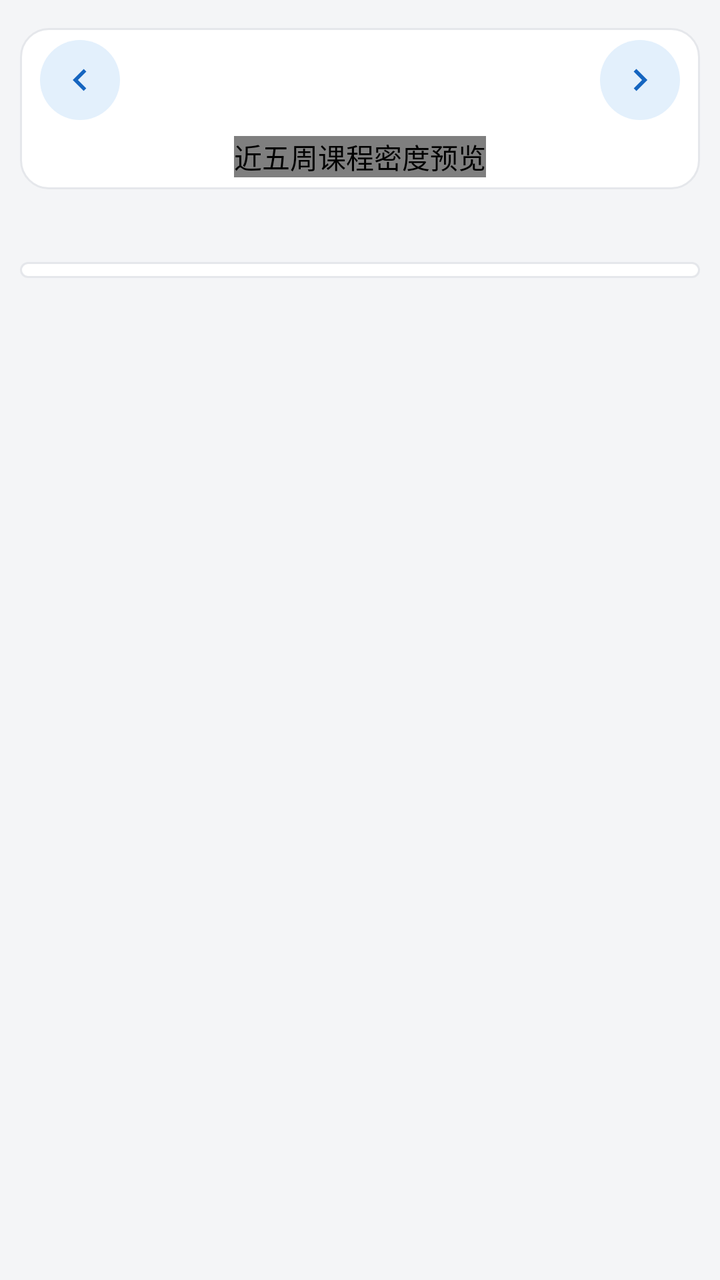
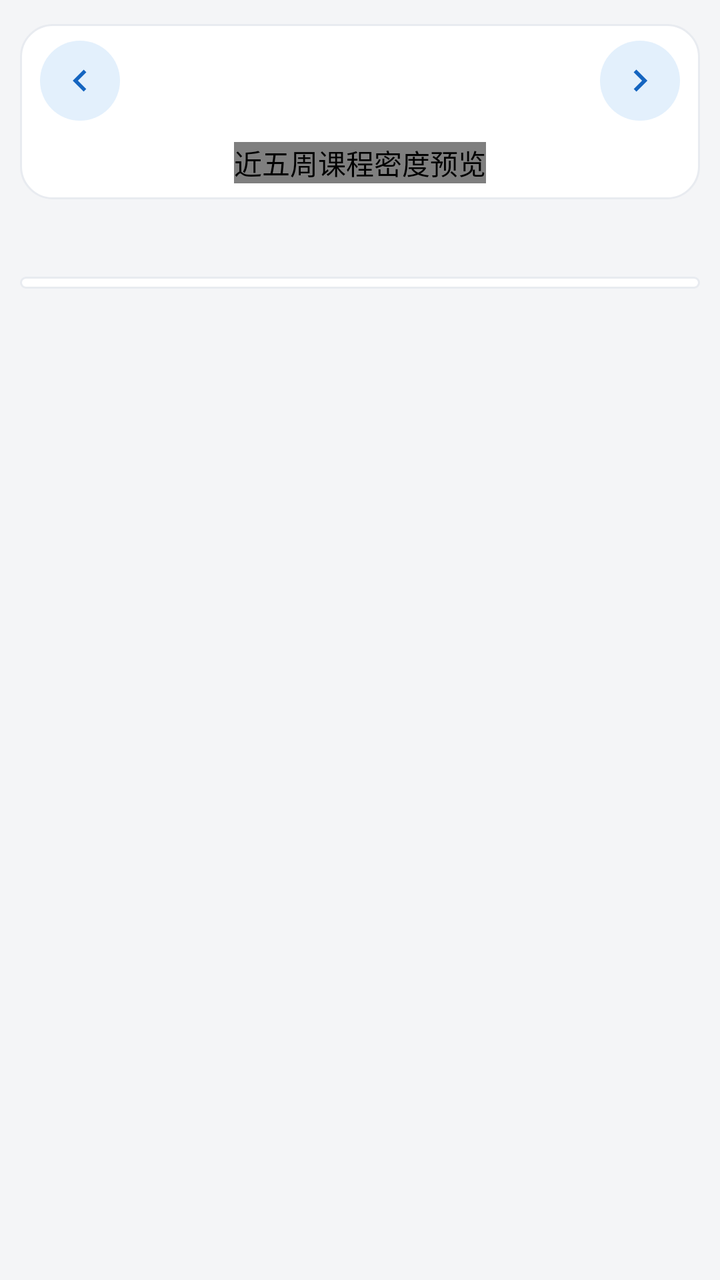

An Android layout rendered at two revisions. The XML below is the earlier revision; the diff shows what the commit changed to produce the second picture.
<!-- AndroidManifest.xml: application theme Theme.Timetable -->
<!-- res/layout/fragment_week.xml -->
<?xml version="1.0" encoding="utf-8"?>
<LinearLayout xmlns:android="http://schemas.android.com/apk/res/android"
    android:layout_width="match_parent"
    android:layout_height="match_parent"
    android:orientation="vertical"
    android:paddingHorizontal="10dp"
    android:paddingVertical="14dp">

    
    <LinearLayout
        android:layout_width="match_parent"
        android:layout_height="wrap_content"
        android:background="@drawable/bg_card"
        android:orientation="vertical"
        android:paddingHorizontal="10dp"
        android:paddingVertical="6dp">

        <LinearLayout
            android:layout_width="match_parent"
            android:layout_height="wrap_content"
            android:gravity="center_vertical"
            android:orientation="horizontal">

            <ImageButton
                android:id="@+id/btnPrevWeek"
                style="@style/NavIconButton"
                android:contentDescription="上一周"
                android:src="@drawable/ic_chevron_left" />

            <LinearLayout
                android:layout_width="0dp"
                android:layout_height="wrap_content"
                android:layout_weight="1"
                android:gravity="center"
                android:orientation="vertical">

                <TextView
                    android:id="@+id/tvWeek"
                    android:layout_width="wrap_content"
                    android:layout_height="wrap_content"
                    android:textSize="18sp"
                    android:textStyle="bold"
                    android:textColor="@color/text_primary" />

                <TextView
                    android:id="@+id/tvWeekRange"
                    android:layout_width="wrap_content"
                    android:layout_height="wrap_content"
                    android:textSize="11sp"
                    android:textColor="@color/text_secondary" />
            </LinearLayout>

            <ImageButton
                android:id="@+id/btnNextWeek"
                style="@style/NavIconButton"
                android:contentDescription="下一周"
                android:src="@drawable/ic_chevron_right" />
        </LinearLayout>

        
        <com.yxz.timetable.ui.WeekDotsView
            android:id="@+id/weekDots"
            android:layout_width="wrap_content"
            android:layout_height="wrap_content"
            android:layout_gravity="center_horizontal"
            android:layout_marginTop="8dp"
            android:contentDescription="近五周课程密度预览" />
    </LinearLayout>

    <TextView
        android:id="@+id/tvDayTypeHint"
        android:layout_width="match_parent"
        android:layout_height="wrap_content"
        android:layout_marginTop="10dp"
        android:paddingHorizontal="4dp"
        android:textSize="12sp"
        android:textColor="@color/text_secondary" />

    <ScrollView
        android:layout_width="match_parent"
        android:layout_height="0dp"
        android:layout_marginTop="10dp"
        android:layout_weight="1">

        <LinearLayout
            android:id="@+id/gridContainer"
            android:layout_width="match_parent"
            android:layout_height="wrap_content"
            android:background="@drawable/bg_card"
            android:orientation="vertical"
            android:padding="4dp" />
    </ScrollView>

</LinearLayout>
<!-- resources referenced by this layout -->
<resources>
  <color name="text_primary">#16181C</color>
  <color name="text_secondary">#6B7280</color>
  <!-- drawable bg_card (drawable) -->
  <?xml version="1.0" encoding="utf-8"?>
  <shape xmlns:android="http://schemas.android.com/apk/res/android"
      android:shape="rectangle">
      <solid android:color="@color/card_bg" />
      <corners android:radius="14dp" />
      <stroke
          android:width="1dp"
          android:color="@color/divider" />
  </shape>
  <!-- drawable ic_chevron_left (drawable) -->
  <?xml version="1.0" encoding="utf-8"?>
  <vector xmlns:android="http://schemas.android.com/apk/res/android"
      android:width="24dp"
      android:height="24dp"
      android:viewportWidth="24"
      android:viewportHeight="24">
      <path
          android:fillColor="#FF000000"
          android:pathData="M15.41,7.41L14,6l-6,6 6,6 1.41,-1.41L10.83,12z" />
  </vector>
  <!-- drawable ic_chevron_right (drawable) -->
  <?xml version="1.0" encoding="utf-8"?>
  <vector xmlns:android="http://schemas.android.com/apk/res/android"
      android:width="24dp"
      android:height="24dp"
      android:viewportWidth="24"
      android:viewportHeight="24">
      <path
          android:fillColor="#FF000000"
          android:pathData="M10,6L8.59,7.41 13.17,12l-4.58,4.59L10,18l6,-6z" />
  </vector>
  <style name="NavIconButton">
          <item name="android:layout_width">40dp</item>
          <item name="android:layout_height">40dp</item>
          <item name="android:background">@drawable/bg_nav_button</item>
          <item name="android:padding">9dp</item>
          <item name="android:scaleType">fitCenter</item>
          <item name="android:tint">?attr/accentColor</item>
      </style>
  <style name="Theme.Timetable" parent="Theme.Material3.DayNight.NoActionBar">
          <item name="android:windowBackground">@color/app_bg</item>
  
          
          <item name="accentColor">@color/accent_blue</item>
          <item name="accentSoftColor">@color/accent_soft_blue</item>
  
          
          <item name="colorPrimary">@color/accent_blue</item>
      </style>
  <color name="card_bg">#FFFFFF</color>
  <color name="divider">#E5E7EB</color>
  <!-- drawable bg_nav_button (drawable) -->
  <?xml version="1.0" encoding="utf-8"?>
  <shape xmlns:android="http://schemas.android.com/apk/res/android"
      android:shape="oval">
      <solid android:color="?attr/accentSoftColor" />
  </shape>
  <color name="app_bg">#F4F5F7</color>
  <color name="accent_blue">#1565C0</color>
  <color name="accent_soft_blue">#E3F0FC</color>
</resources>

<!-- the commit's change to res/layout/fragment_week.xml (unified diff, before → after) -->
@@ -4,7 +4,8 @@
     android:layout_height="match_parent"
     android:orientation="vertical"
     android:paddingHorizontal="10dp"
-    android:paddingVertical="14dp">
+    android:paddingTop="12dp"
+    android:paddingBottom="14dp">
 
     
     <LinearLayout
@@ -13,7 +14,7 @@
         android:background="@drawable/bg_card"
         android:orientation="vertical"
         android:paddingHorizontal="10dp"
-        android:paddingVertical="6dp">
+        android:paddingVertical="8dp">
 
         <LinearLayout
             android:layout_width="match_parent"
@@ -38,16 +39,19 @@
                     android:id="@+id/tvWeek"
                     android:layout_width="wrap_content"
                     android:layout_height="wrap_content"
-                    android:textSize="18sp"
-                    android:textStyle="bold"
-                    android:textColor="@color/text_primary" />
+                    android:fontFamily="sans-serif-medium"
+                    android:textColor="@color/text_primary"
+                    android:textSize="20sp" />
 
                 <TextView
                     android:id="@+id/tvWeekRange"
                     android:layout_width="wrap_content"
                     android:layout_height="wrap_content"
-                    android:textSize="11sp"
-                    android:textColor="@color/text_secondary" />
+                    android:layout_marginTop="1dp"
+                    android:includeFontPadding="false"
+                    android:letterSpacing="0.08"
+                    android:textColor="@color/text_secondary"
+                    android:textSize="11sp" />
             </LinearLayout>
 
             <ImageButton
@@ -63,7 +67,7 @@
             android:layout_width="wrap_content"
             android:layout_height="wrap_content"
             android:layout_gravity="center_horizontal"
-            android:layout_marginTop="8dp"
+            android:layout_marginTop="10dp"
             android:contentDescription="近五周课程密度预览" />
     </LinearLayout>
 
@@ -71,15 +75,16 @@
         android:id="@+id/tvDayTypeHint"
         android:layout_width="match_parent"
         android:layout_height="wrap_content"
-        android:layout_marginTop="10dp"
+        android:layout_marginTop="12dp"
+        android:lineSpacingExtra="3dp"
         android:paddingHorizontal="4dp"
-        android:textSize="12sp"
-        android:textColor="@color/text_secondary" />
+        android:textColor="@color/text_secondary"
+        android:textSize="11sp" />
 
     <ScrollView
         android:layout_width="match_parent"
         android:layout_height="0dp"
-        android:layout_marginTop="10dp"
+        android:layout_marginTop="12dp"
         android:layout_weight="1">
 
         <LinearLayout
@@ -88,7 +93,7 @@
             android:layout_height="wrap_content"
             android:background="@drawable/bg_card"
             android:orientation="vertical"
-            android:padding="4dp" />
+            android:padding="3dp" />
     </ScrollView>
 
 </LinearLayout>
<!-- resource entries referenced after the edit -->
@@ -7,10 +7,10 @@
   <shape xmlns:android="http://schemas.android.com/apk/res/android"
       android:shape="rectangle">
       <solid android:color="@color/card_bg" />
-      <corners android:radius="14dp" />
+      <corners android:radius="@dimen/card_radius" />
       <stroke
           android:width="1dp"
-          android:color="@color/divider" />
+          android:color="@color/card_stroke" />
   </shape>
   <!-- drawable ic_chevron_left (drawable) -->
   <?xml version="1.0" encoding="utf-8"?>
@@ -28,6 +28,7 @@
   <vector xmlns:android="http://schemas.android.com/apk/res/android"
       android:width="24dp"
       android:height="24dp"
+      android:tint="@color/text_secondary"
       android:viewportWidth="24"
       android:viewportHeight="24">
       <path
@@ -45,15 +46,26 @@
   <style name="Theme.Timetable" parent="Theme.Material3.DayNight.NoActionBar">
           <item name="android:windowBackground">@color/app_bg</item>
   
-          
           <item name="accentColor">@color/accent_blue</item>
           <item name="accentSoftColor">@color/accent_soft_blue</item>
   
-          
           <item name="colorPrimary">@color/accent_blue</item>
+          <item name="colorOnPrimary">@color/on_accent</item>
+          <item name="colorPrimaryContainer">@color/accent_soft_blue</item>
+          <item name="colorOnPrimaryContainer">@color/accent_blue</item>
+  
+          <item name="colorSecondary">@color/accent_blue</item>
+          <item name="colorOnSecondary">@color/on_accent</item>
+  
+          <item name="colorSecondaryContainer">@color/accent_soft_blue</item>
+          <item name="colorOnSecondaryContainer">@color/accent_blue</item>
+  
+          <item name="colorAccent">@color/accent_blue</item>
+          <item name="android:colorControlActivated">@color/accent_blue</item>
       </style>
   <color name="card_bg">#FFFFFF</color>
-  <color name="divider">#E5E7EB</color>
+  <dimen name="card_radius">16dp</dimen>
+  <color name="card_stroke">#E8EBF0</color>
   <!-- drawable bg_nav_button (drawable) -->
   <?xml version="1.0" encoding="utf-8"?>
   <shape xmlns:android="http://schemas.android.com/apk/res/android"
@@ -63,5 +75,6 @@
   <color name="app_bg">#F4F5F7</color>
   <color name="accent_blue">#1565C0</color>
   <color name="accent_soft_blue">#E3F0FC</color>
+  <color name="on_accent">#FFFFFF</color>
 </resources>
 
